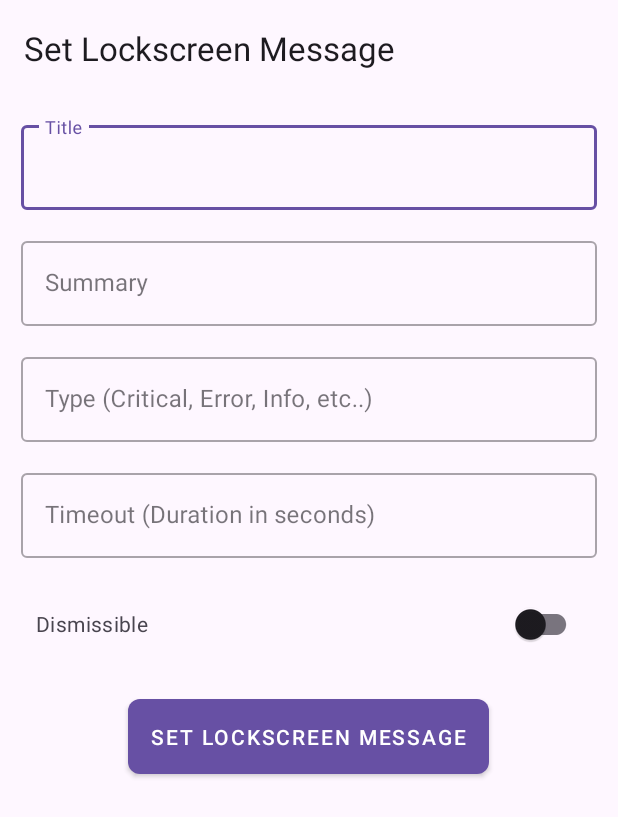
After one commit to ZebraDevs/kotlin-identity-guardian-playground, an Android app: the LockScreenMessageManagementActivity screen opened directly, with no data from a screen before it, on a phone screen of 412 x 824 dp. The commit adds this screen. Shown: the top 817 px of the screen. Run offline under Robolectric (Android 15) with nearby library versions, the phone set to English and light mode, and no system bars; 2 statements that could not run were skipped.

Commit message:
Implement lockscreen "showmessage" API support
Signed-off-by: Calin <nilac8991@gmail.com>

```diff
--- a/app/src/main/AndroidManifest.xml
+++ b/app/src/main/AndroidManifest.xml
@@ -36,6 +36,12 @@
             android:screenOrientation="portrait"
             tools:ignore="DiscouragedApi,LockedOrientationActivity" />
 
+        <activity
+            android:name=".ui.lockscreen.LockScreenMessageManagementActivity"
+            android:exported="false"
+            android:screenOrientation="portrait"
+            tools:ignore="DiscouragedApi,LockedOrientationActivity" />
+
         <service
             android:name=".StatusService"
             android:enabled="true"
--- a/app/src/main/assets/EMDKConfig.xml
+++ b/app/src/main/assets/EMDKConfig.xml
@@ -27,4 +27,8 @@
     <characteristic type="Profile">
         <parm name="ProfileName" value="IGLockscreenStatus" />
     </characteristic>
+
+    <characteristic type="Profile">
+        <parm name="ProfileName" value="IGLockscreenMessage" />
+    </characteristic>
 </wap-provisioningdoc>
--- a/app/src/main/java/com/zebra/nilac/igplayground/AppConstants.kt
+++ b/app/src/main/java/com/zebra/nilac/igplayground/AppConstants.kt
@@ -29,4 +29,6 @@ object AppConstants {
         "logout"
     const val LOCKSCREEN_STATUS_STATE_METHOD =
         "state"
+    const val LOCKSCREEN_SET_MESSAGE_METHOD =
+        "showmessage"
 }
--- a/app/src/main/java/com/zebra/nilac/igplayground/ui/main/MainActivity.kt
+++ b/app/src/main/java/com/zebra/nilac/igplayground/ui/main/MainActivity.kt
@@ -11,6 +11,7 @@ import com.zebra.nilac.igplayground.R
 import com.zebra.nilac.igplayground.databinding.ActivityMainBinding
 import com.zebra.nilac.igplayground.ui.BaseActivity
 import com.zebra.nilac.igplayground.ui.auth.UserAuthenticationActivity
+import com.zebra.nilac.igplayground.ui.lockscreen.LockScreenMessageManagementActivity
 
 
 class MainActivity : BaseActivity() {
@@ -73,6 +74,11 @@ class MainActivity : BaseActivity() {
 
             R.id.action_start_service -> {
                 mainViewModel.acquirePermissionForLockscreenStatusState()
+                return true
+            }
+
+            R.id.action_set_lockscreen_message -> {
+                startActivity(Intent(this@MainActivity, LockScreenMessageManagementActivity::class.java))
                 return true
             }
 
--- /dev/null
+++ b/app/src/main/res/layout/lockscreen_message_management.xml
@@ -0,0 +1,107 @@
+<?xml version="1.0" encoding="utf-8"?>
+<androidx.coordinatorlayout.widget.CoordinatorLayout xmlns:android="http://schemas.android.com/apk/res/android"
+    xmlns:app="http://schemas.android.com/apk/res-auto"
+    xmlns:tools="http://schemas.android.com/tools"
+    android:layout_width="match_parent"
+    android:layout_height="match_parent"
+    android:fitsSystemWindows="true"
+    tools:context=".ui.lockscreen.LockScreenMessageManagementActivity">
+
+    <com.google.android.material.appbar.AppBarLayout
+        android:layout_width="match_parent"
+        android:layout_height="wrap_content"
+        android:fitsSystemWindows="true">
+
+        <com.google.android.material.appbar.MaterialToolbar
+            android:id="@+id/toolbar"
+            android:layout_width="match_parent"
+            android:layout_height="?attr/actionBarSize" />
+
+    </com.google.android.material.appbar.AppBarLayout>
+
+    <LinearLayout
+        android:layout_width="match_parent"
+        android:layout_height="match_parent"
+        android:layout_marginTop="?actionBarSize"
+        android:orientation="vertical"
+        android:padding="14dp">
+
+        <com.google.android.material.textfield.TextInputLayout
+            style="@style/Widget.MaterialComponents.TextInputLayout.OutlinedBox"
+            android:layout_width="match_parent"
+            android:layout_height="wrap_content"
+            android:hint="Title">
+
+            <com.google.android.material.textfield.TextInputEditText
+                android:id="@+id/message_title"
+                android:layout_width="match_parent"
+                android:layout_height="wrap_content"
+                android:inputType="text" />
+        </com.google.android.material.textfield.TextInputLayout>
+
+        <com.google.android.material.textfield.TextInputLayout
+            style="@style/Widget.MaterialComponents.TextInputLayout.OutlinedBox"
+            android:layout_width="match_parent"
+            android:layout_height="wrap_content"
+            android:layout_marginTop="15dp"
+            android:hint="Summary">
+
+            <com.google.android.material.textfield.TextInputEditText
+                android:id="@+id/message_summary"
+                android:layout_width="match_parent"
+                android:layout_height="wrap_content"
+                android:inputType="text" />
+        </com.google.android.material.textfield.TextInputLayout>
+
+        <com.google.android.material.textfield.TextInputLayout
+            style="@style/Widget.MaterialComponents.TextInputLayout.OutlinedBox"
+            android:layout_width="match_parent"
+            android:layout_height="wrap_content"
+            android:layout_marginTop="15dp"
+            android:hint="Type (Critical, Error, Info, etc..)">
+
+            <com.google.android.material.textfield.TextInputEditText
+                android:id="@+id/message_type"
+                android:layout_width="match_parent"
+                android:layout_height="wrap_content"
+                android:inputType="text" />
+        </com.google.android.material.textfield.TextInputLayout>
+
+        <com.google.android.material.textfield.TextInputLayout
+            style="@style/Widget.MaterialComponents.TextInputLayout.OutlinedBox"
+            android:layout_width="match_parent"
+            android:layout_height="wrap_content"
+            android:layout_marginTop="15dp"
+            android:hint="Timeout (Duration in seconds)">
+
+            <com.google.android.material.textfield.TextInputEditText
+                android:id="@+id/message_timeout"
+                android:layout_width="match_parent"
+                android:layout_height="wrap_content"
+                android:inputType="number" />
+        </com.google.android.material.textfield.TextInputLayout>
+
+        <com.google.android.material.switchmaterial.SwitchMaterial
+            android:id="@+id/dismissible_switch"
+            android:layout_width="match_parent"
+            android:layout_height="wrap_content"
+            android:layout_marginTop="20dp"
+            android:padding="10dp"
+            android:text="Dismissible"
+            android:textColor="?colorControlNormal" />
+
+        <com.google.android.material.button.MaterialButton
+            android:id="@+id/set_message_btn"
+            style="@style/Widget.MaterialComponents.Button"
+            android:layout_width="wrap_content"
+            android:layout_height="wrap_content"
+            android:layout_gravity="center"
+            android:layout_marginTop="20dp"
+            android:gravity="center"
+            android:padding="15dp"
+            android:text="Set lockscreen Message"
+            app:cornerRadius="8dp" />
+
+    </LinearLayout>
+
+</androidx.coordinatorlayout.widget.CoordinatorLayout>
--- a/app/src/main/res/layout/user_authentication.xml
+++ b/app/src/main/res/layout/user_authentication.xml
@@ -66,6 +66,7 @@
 
             <com.google.android.material.button.MaterialButton
                 android:id="@+id/send_auth_request_btn"
+                style="@style/Widget.MaterialComponents.Button"
                 android:layout_width="wrap_content"
                 android:layout_height="wrap_content"
                 android:layout_gravity="center"
--- a/app/src/main/res/menu/menu_main.xml
+++ b/app/src/main/res/menu/menu_main.xml
@@ -16,6 +16,12 @@
         app:showAsAction="never" />
 
     <item
+        android:id="@+id/action_set_lockscreen_message"
+        android:orderInCategory="100"
+        android:title="Manage Lock Screen Message"
+        app:showAsAction="never" />
+
+    <item
         android:id="@+id/action_logout"
         android:orderInCategory="100"
         android:title="Logout"
```
Also changed, not shown: app/src/main/java/com/zebra/nilac/igplayground/ui/lockscreen/LockScreenMessageManagementActivity.kt (added, +100 -0 lines), app/src/main/java/com/zebra/nilac/igplayground/ui/lockscreen/LockScreenMessageManagementViewModel.kt (added, +64 -0 lines).
